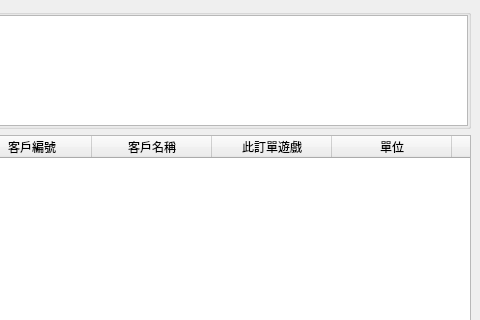
Above: src/AdbClient/StageOrder/LayerGetOrder2.ui from roger0816/Adb before the change; both pictures show x 398 to 878 and y 0 to 320 of the 878 by 534 pixel window. Below: the same form after it.
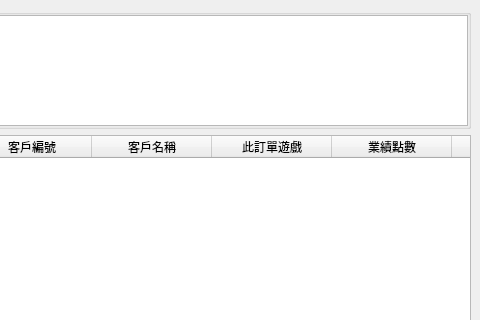
That is the form after the change. Custom widgets are drawn as their Qt base class.

Diff of the .ui file:
```diff
--- a/src/AdbClient/StageOrder/LayerGetOrder2.ui
+++ b/src/AdbClient/StageOrder/LayerGetOrder2.ui
@@ -171,7 +171,7 @@
            </column>
            <column>
             <property name="text">
-             <string>單位</string>
+             <string>業績點數</string>
             </property>
            </column>
            <column>
```
